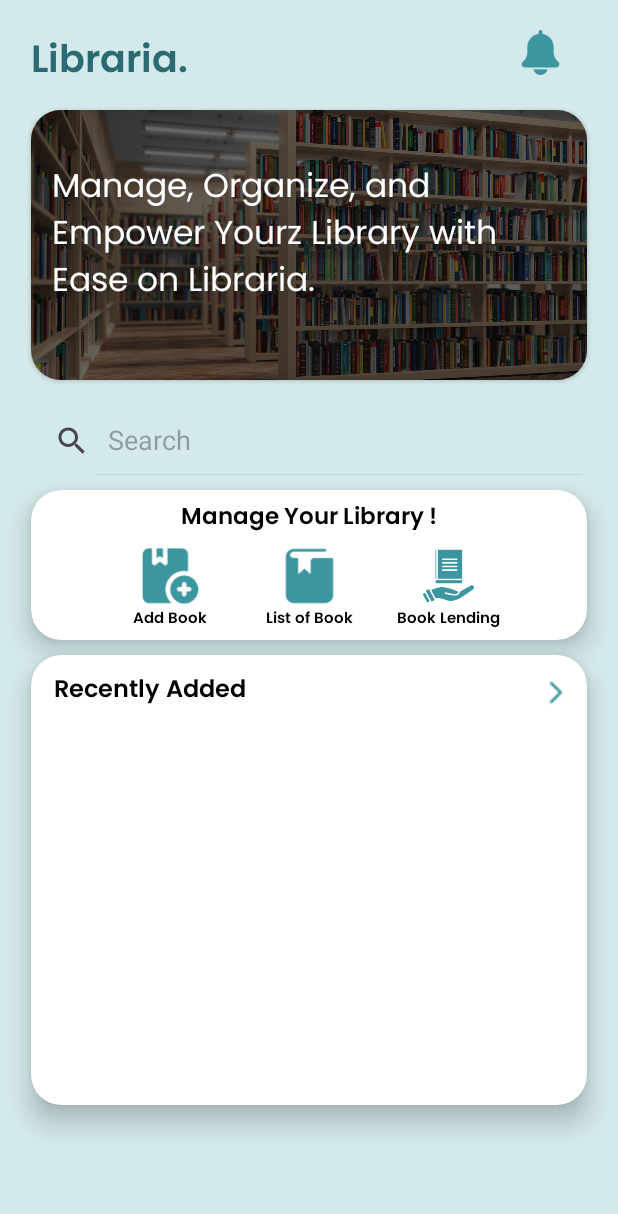
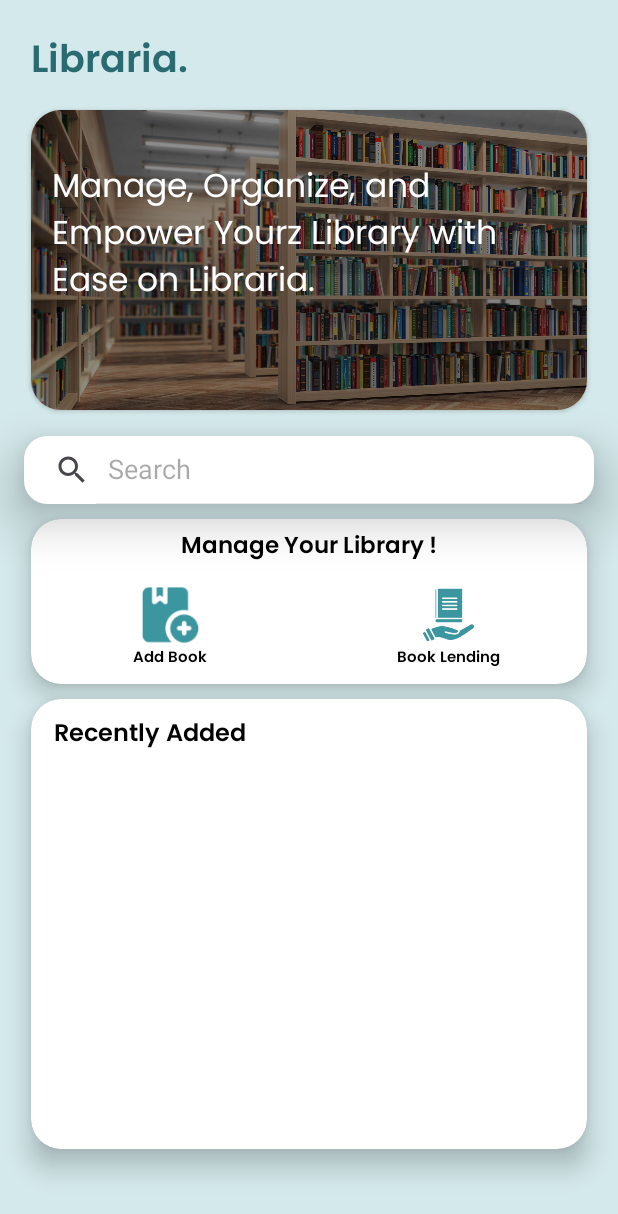
Before and after one commit to ilhamsuryap/perpusMobile, an Android app: the screen it shows after launch (HomeActivity), on a phone screen of 412 x 824 dp. Shown: the top 1214 px of the screen. Run offline under Robolectric (Android 15) with nearby library versions, the phone set to English and light mode, and no system bars; our stand-ins replace Room's generated code.

Commit message:
memperbaiki tampilan home

```diff
--- a/app/src/main/java/com/example/perpustakaan/AdapterHome.kt
+++ b/app/src/main/java/com/example/perpustakaan/AdapterHome.kt
@@ -4,6 +4,7 @@ import android.content.Context
 import android.view.LayoutInflater
 import android.view.View
 import android.view.ViewGroup
+import android.widget.Button
 import android.widget.ImageView
 import android.widget.TextView
 import androidx.recyclerview.widget.RecyclerView
@@ -11,7 +12,7 @@ import com.example.perpustakaan.Dao.Buku
 import com.example.perpustakaan.R
 import com.example.perpustakaan.database.PerpustakaanDatabase
 
-class AdapterHome(private val context: Context, private val bookList: List<Buku>, private val database: PerpustakaanDatabase) :
+class AdapterHome(private val context: Context, private val bookList: List<Buku>, private val database: PerpustakaanDatabase, private val onItemClickListener: (Buku) -> Unit) :
     RecyclerView.Adapter<AdapterHome.HomeViewHolder>() {
 
     override fun onCreateViewHolder(parent: ViewGroup, viewType: Int): HomeViewHolder {
@@ -22,8 +23,12 @@ class AdapterHome(private val context: Context, private val bookList: List<Buku>
     override fun onBindViewHolder(holder: HomeViewHolder, position: Int) {
         val book = bookList[position]
         holder.bookTitle.text = book.judul
-        holder.borrowerName.text = book.penulis
+//        holder.borrowerName.text = book.penulis
         holder.bookImage.setImageResource(R.drawable.menara5negara)
+        holder.butoon.setOnClickListener{
+            onItemClickListener(book)
+        }
+
     }
 
     override fun getItemCount(): Int {
@@ -32,7 +37,8 @@ class AdapterHome(private val context: Context, private val bookList: List<Buku>
 
     inner class HomeViewHolder(itemView: View) : RecyclerView.ViewHolder(itemView) {
         val bookTitle: TextView = itemView.findViewById(R.id.text1)
-        val borrowerName: TextView = itemView.findViewById(R.id.text2)
+//        val borrowerName: TextView = itemView.findViewById(R.id.text2)
         val bookImage: ImageView = itemView.findViewById(R.id.imageView)
+        val butoon : Button = itemView.findViewById(R.id.button)
     }
 }
--- a/app/src/main/java/com/example/perpustakaan/HomeActivity.kt
+++ b/app/src/main/java/com/example/perpustakaan/HomeActivity.kt
@@ -20,6 +20,7 @@ import com.example.perpustakaan.ViewModel.BukuViewModel
 import com.example.perpustakaan.adapter.BukuAdapter
 import com.example.perpustakaan.daftarbukuActivity.DaftarBukuActivity
 import com.example.perpustakaan.database.PerpustakaanDatabase
+import com.example.perpustakaan.detailbuku.detail
 import com.example.perpustakaan.pinjamActivity.PinjamBukuActivity
 import kotlinx.coroutines.launch
 
@@ -33,7 +34,6 @@ class HomeActivity : AppCompatActivity() {
     private lateinit var searchView: SearchView
     private lateinit var recyclerView: RecyclerView
     private lateinit var adapter: AdapterHome
-//    private lateinit var bukuAdapter: BukuAdapter
     private lateinit var database : PerpustakaanDatabase
     private var Books: MutableList<Buku> = mutableListOf() // Correct
 
@@ -46,20 +46,17 @@ class HomeActivity : AppCompatActivity() {
         setContentView(R.layout.activity_home)
 
         // Initialize views
-        notificationIcon = findViewById(R.id.notification)
         manageLibrary = findViewById(R.id.manage_library)
         addBook = findViewById(R.id.addbook)
-        listBooks = findViewById(R.id.openbook)
         borrowBook = findViewById(R.id.borrowbook)
         searchView = findViewById(R.id.searchView)
         recyclerView = findViewById(R.id.recyclerViewHome)
 
         // Handle notification click event
-        notificationIcon.setOnClickListener {
-            val notificationIntent = Intent(this@HomeActivity, NotificationActivity::class.java)
-            startActivity(notificationIntent)
-        }
-
+//        notificationIcon.setOnClickListener {
+//            val notificationIntent = Intent(this@HomeActivity, NotificationActivity::class.java)
+//            startActivity(notificationIntent)
+//        }
 
         database = PerpustakaanDatabase.getDatabase(this)
 //        adapter = AdapterHome(this, Books, database)
@@ -85,7 +82,6 @@ class HomeActivity : AppCompatActivity() {
             }
         })
 
-
         val btnBorrowBook: ImageView = findViewById(R.id.icon_borrowbook)
         btnBorrowBook.setOnClickListener(){
             val intent = Intent(this, PinjamBukuActivity::class.java)
@@ -98,16 +94,18 @@ class HomeActivity : AppCompatActivity() {
             startActivity(intent)
         }
 
-
-
     }
-
-
-
 
     // Set up the RecyclerView with the Adapter
     private fun setupRecyclerView() {
-        adapter = AdapterHome(this, Books, database) // Initialize adapter with an empty list initially
+        adapter = AdapterHome(this, Books, database) { buku ->
+            val intent = Intent(this, detail::class.java)
+            intent.putExtra("BUKU_JUDUL", buku.judul)
+            intent.putExtra("BUKU_PENULIS", buku.penulis)
+            intent.putExtra("BUKU_TAHUN", buku.tahunTerbit)
+            intent.putExtra("BUKU_DESKRIPSI", buku.deskripsi)
+            startActivity(intent)
+        } // Initialize adapter with an empty list initially
         recyclerView.layoutManager = LinearLayoutManager(this, HORIZONTAL,false,)
         recyclerView.adapter = adapter
     }
@@ -121,7 +119,6 @@ class HomeActivity : AppCompatActivity() {
                 adapter.notifyDataSetChanged()  // Notify adapter about the data change
             }
         }
-
     }
 
     private fun setupSearchObserver() {
@@ -133,7 +130,4 @@ class HomeActivity : AppCompatActivity() {
             }
         }
     }
-
-
-
 }
--- a/app/src/main/java/com/example/perpustakaan/ItemHome.kt
+++ b/app/src/main/java/com/example/perpustakaan/ItemHome.kt
@@ -3,4 +3,4 @@ package com.example.perpustakaan
 //class ItemHome {
 //}
 
-data class ItemHome(val image:Int, val title: String, val name: String)
+data class ItemHome(val image:Int, val title: String)
--- a/app/src/main/res/layout/activity_home.xml
+++ b/app/src/main/res/layout/activity_home.xml
@@ -43,21 +43,26 @@
         app:layout_constraintStart_toEndOf="@id/guideKiri"
         app:layout_constraintTop_toTopOf="parent" />
 
-    <ImageView
-        android:id="@+id/notification"
-        android:layout_width="30dp"
-        android:layout_height="30dp"
-        android:layout_marginEnd="16dp"
-        android:contentDescription="Notification Bell"
-        android:src="@drawable/icon_notif"
-        app:layout_constraintEnd_toEndOf="@id/guideKanan"
-        app:layout_constraintTop_toTopOf="parent"
-        android:layout_marginTop="20dp"/>
+    <androidx.appcompat.widget.SearchView
+        android:id="@+id/searchView"
+        android:layout_width="match_parent"
+        android:layout_height="45dp"
+        android:layout_marginHorizontal="16dp"
+        android:textColor="@color/black"
+        app:queryHint="Search"
+        app:iconifiedByDefault="false"
+        app:layout_constraintBottom_toBottomOf="parent"
+        app:layout_constraintHorizontal_bias="0.0"
+        app:layout_constraintTop_toBottomOf="@+id/cardImage"
+        app:layout_constraintVertical_bias="0.034"
+        tools:ignore="HardcodedText"
+        android:background="@drawable/kotak_putih"
+        android:translationZ="20dp"/>
 
     <androidx.cardview.widget.CardView
         android:id="@+id/cardImage"
         android:layout_width="0dp"
-        android:layout_height="180dp"
+        android:layout_height="200dp"
         android:layout_marginTop="10dp"
         app:cardCornerRadius="20dp"
         app:layout_constraintEnd_toStartOf="@id/guideKanan"
@@ -75,7 +80,7 @@
             android:layout_width="match_parent"
             android:layout_height="match_parent"
             android:background="@color/black"
-            android:alpha="0.6"/>
+            android:alpha="0.45"/>
 
         <TextView
             android:id="@+id/header_text"
@@ -91,24 +96,10 @@
 
     </androidx.cardview.widget.CardView>
 
-    <androidx.appcompat.widget.SearchView
-        android:id="@+id/searchView"
-        android:layout_width="match_parent"
-        android:layout_height="45dp"
-        android:layout_marginHorizontal="16dp"
-        android:textColor="@color/black"
-        app:queryHint="Search"
-        app:iconifiedByDefault="false"
-        app:layout_constraintBottom_toBottomOf="parent"
-        app:layout_constraintHorizontal_bias="0.0"
-        app:layout_constraintTop_toBottomOf="@+id/cardImage"
-        app:layout_constraintVertical_bias="0.034"
-        tools:ignore="HardcodedText" />
-
     <androidx.cardview.widget.CardView
         android:id="@+id/cardLibrary"
         android:layout_width="0dp"
-        android:layout_height="100dp"
+        android:layout_height="110dp"
         android:layout_marginTop="10dp"
         app:cardCornerRadius="20dp"
         app:cardElevation="10dp"
@@ -134,7 +125,7 @@
         android:id="@+id/icon_addbook"
         android:layout_width="38dp"
         android:layout_height="40dp"
-        android:layout_marginTop="5dp"
+        android:layout_marginTop="12dp"
         android:src="@drawable/addbook"
         android:translationZ="10dp"
         app:layout_constraintEnd_toStartOf="@id/guideCenter"
@@ -142,21 +133,10 @@
         app:layout_constraintTop_toBottomOf="@id/manage_library" />
 
     <ImageView
-        android:id="@+id/icon_book"
-        android:layout_width="38dp"
-        android:layout_height="40dp"
-        android:layout_marginTop="5dp"
-        android:src="@drawable/openbook"
-        android:translationZ="10dp"
-        app:layout_constraintStart_toStartOf="@id/guideCenter"
-        app:layout_constraintEnd_toEndOf="@id/guideCenter"
-        app:layout_constraintTop_toBottomOf="@id/manage_library"/>
-
-    <ImageView
         android:id="@+id/icon_borrowbook"
         android:layout_width="38dp"
         android:layout_height="40dp"
-        android:layout_marginTop="5dp"
+        android:layout_marginTop="12dp"
         android:src="@drawable/borrowbook"
         android:translationZ="10dp"
         app:layout_constraintEnd_toEndOf="@id/cardLibrary"
@@ -173,20 +153,7 @@
         android:textSize="10dp"
         app:layout_constraintEnd_toStartOf="@id/guideCenter"
         app:layout_constraintStart_toStartOf="@id/cardLibrary"
-        app:layout_constraintTop_toBottomOf="@id/icon_book"
-        android:translationZ="10dp"/>
-
-    <TextView
-        android:id="@+id/openbook"
-        android:layout_width="wrap_content"
-        android:layout_height="wrap_content"
-        android:text="List of Book"
-        android:fontFamily="@font/poppinssemibold"
-        android:textColor="@color/black"
-        android:textSize="10dp"
-        app:layout_constraintEnd_toStartOf="@id/guideCenter"
-        app:layout_constraintStart_toStartOf="@id/guideCenter"
-        app:layout_constraintTop_toBottomOf="@id/icon_book"
+        app:layout_constraintTop_toBottomOf="@id/icon_addbook"
         android:translationZ="10dp"/>
 
     <TextView
@@ -227,23 +194,13 @@
             android:layout_marginTop="10dp"
             android:layout_marginStart="15dp" />
 
-        <ImageView
-            android:id="@+id/geser"
-            android:layout_width="700dp"
-            android:layout_height="30dp"
-            android:layout_marginTop="10dp"
-            android:layout_marginEnd="10dp"
-            android:src="@drawable/back"
-            app:layout_constraintEnd_toEndOf="@id/cardlist"
-            app:layout_constraintStart_toStartOf="@id/guideKanan"
-            app:layout_constraintTop_toTopOf="parent" />
-
         <androidx.recyclerview.widget.RecyclerView
             android:id="@+id/recyclerViewHome"
             android:layout_width="match_parent"
             android:layout_height="match_parent"
             android:orientation="horizontal"
-            android:layout_marginTop="20dp"
+            android:layout_marginStart="5dp"
+            android:layout_marginTop="50dp"
             tools:listitem="@layout/cardhome" />
 
     </androidx.cardview.widget.CardView>
```
Also changed, not shown: app/src/main/res/layout/cardhome.xml (+10 -23 lines).
